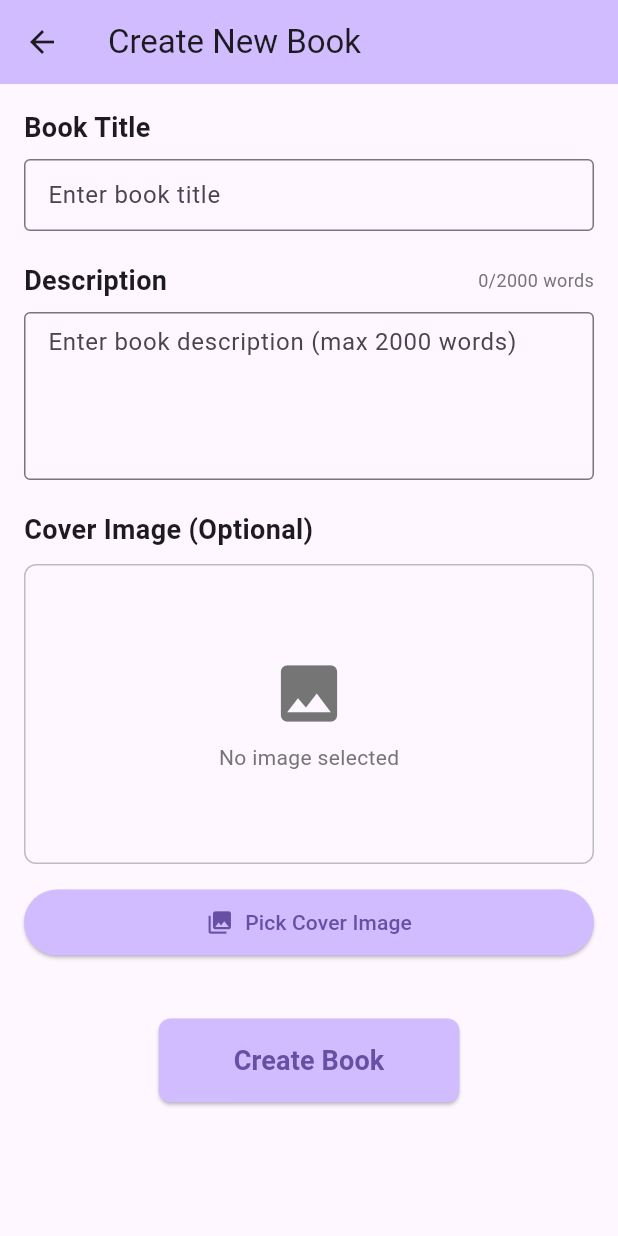
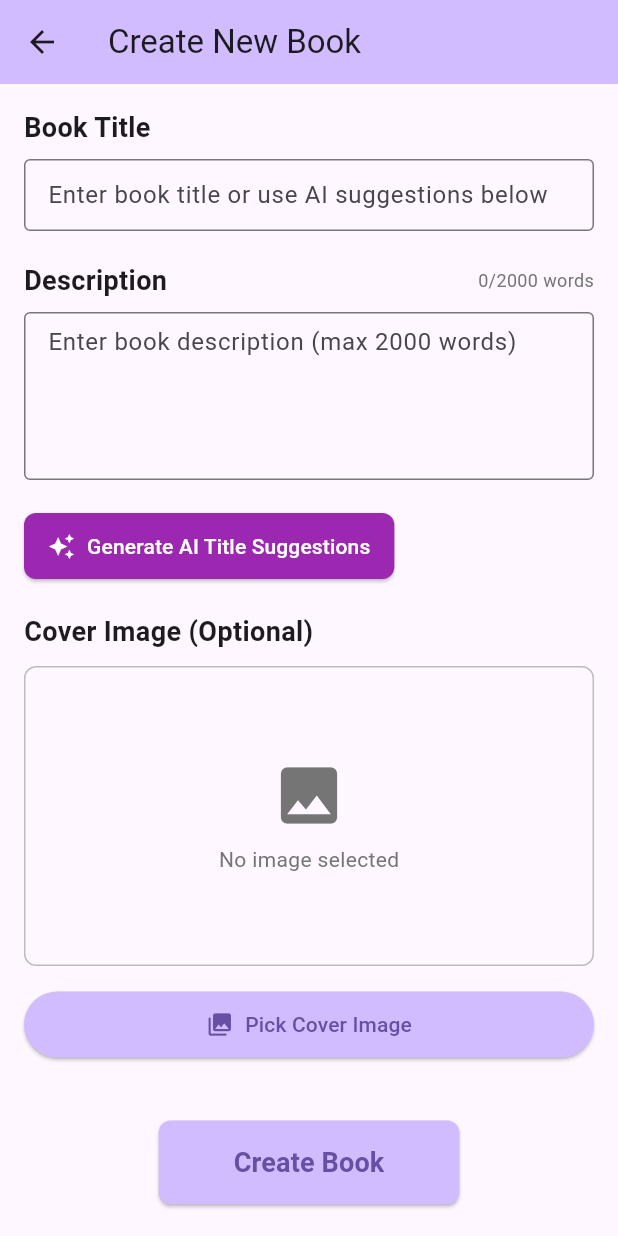
Before and after one commit to Romaisa-Munir/inkflow_mad_sem_project, a Flutter app: the CreateBookPage screen opened directly, on a phone screen of 412 x 824 dp. Run offline on Flutter 3.47's test engine with Material 3 defaults, Android fonts, the phone set to English and light mode, and no system bars; our stand-ins replace firebase_ai, firebase_auth, firebase_core, firebase_database, google_fonts, image_picker; missing offline and left inert: standard_searchbar; accounts and stored records are empty.

Commit message:
integrated AI

```diff
--- a/lib/main.dart
+++ b/lib/main.dart
@@ -1,5 +1,6 @@
 import 'package:firebase_core/firebase_core.dart';
 import 'package:firebase_auth/firebase_auth.dart';
+import 'package:firebase_ai/firebase_ai.dart'; // Add this line
 import 'package:flutter/material.dart';
 import 'package:inkflow_mad_sem_project/pages/authors/authors_page.dart';
 import 'package:inkflow_mad_sem_project/pages/books/book_detail.dart';
@@ -9,8 +10,6 @@ import 'package:inkflow_mad_sem_project/pages/library/library_page.dart';
 import 'firebase_options.dart';
 import 'pages/login_signup/login_screen.dart';
 import 'pages/login_signup/signup_screen.dart';
-import 'package:standard_searchbar/old/standard_searchbar.dart';
-import 'package:google_fonts/google_fonts.dart';
 
 void main() async {
   WidgetsFlutterBinding.ensureInitialized();
--- a/lib/pages/create_book_page.dart
+++ b/lib/pages/create_book_page.dart
@@ -6,6 +6,7 @@ import 'package:firebase_database/firebase_database.dart';
 import 'package:firebase_auth/firebase_auth.dart';
 import '../models/book_model.dart';
 import '../services/author_service.dart';
+import '../services/ai_service.dart';
 
 class CreateBookPage extends StatefulWidget {
   @override
@@ -14,12 +15,15 @@ class CreateBookPage extends StatefulWidget {
 
 class _CreateBookPageState extends State<CreateBookPage> {
   final _formKey = GlobalKey<FormState>();
-  final _descriptionController = TextEditingController(); // Added controller for description
+  final _descriptionController = TextEditingController();
+  final _titleController = TextEditingController();
   String _title = '';
   String _description = '';
   File? _coverImage;
   bool _isLoading = false;
-  int _descriptionWordCount = 0; // Track word count
+  int _descriptionWordCount = 0;
+  List<String> _suggestedTitles = [];
+  bool _isGeneratingTitles = false;
 
   final ImagePicker _picker = ImagePicker();
   final DatabaseReference _database = FirebaseDatabase.instance.ref();
@@ -35,6 +39,13 @@ class _CreateBookPageState extends State<CreateBookPage> {
         _description = _descriptionController.text;
       });
     });
+
+    // Add listener for title controller
+    _titleController.addListener(() {
+      setState(() {
+        _title = _titleController.text;
+      });
+    });
   }
 
   // Helper function to count words
@@ -46,7 +57,43 @@ class _CreateBookPageState extends State<CreateBookPage> {
   @override
   void dispose() {
     _descriptionController.dispose();
+    _titleController.dispose();
     super.dispose();
+  }
+
+  Future<void> _generateTitles() async {
+    if (_descriptionController.text.trim().isEmpty) {
+      ScaffoldMessenger.of(context).showSnackBar(
+        SnackBar(content: Text('Please enter a book description first')),
+      );
+      return;
+    }
+
+    setState(() {
+      _isGeneratingTitles = true;
+      _suggestedTitles = [];
+    });
+
+    try {
+      final titles = await AIService.generateBookTitles(_descriptionController.text);
+      setState(() {
+        _suggestedTitles = titles;
+      });
+
+      if (titles.isEmpty) {
+        ScaffoldMessenger.of(context).showSnackBar(
+          SnackBar(content: Text('Could not generate titles. Please try again.')),
+        );
+      }
+    } catch (e) {
+      ScaffoldMessenger.of(context).showSnackBar(
+        SnackBar(content: Text('Failed to generate titles: $e')),
+      );
+    } finally {
+      setState(() {
+        _isGeneratingTitles = false;
+      });
+    }
   }
 
   Future<void> _pickCoverImage() async {
@@ -58,18 +105,15 @@ class _CreateBookPageState extends State<CreateBookPage> {
     }
   }
 
-  // from romaisa: added this function
   Future<void> _updateUserAuthorStatus() async {
     try {
       final String userId = _auth.currentUser!.uid;
 
-      // Set the isAuthor flag and update lastActive
       await _database.child('users/$userId').update({
         'isAuthor': true,
         'lastActive': DateTime.now().millisecondsSinceEpoch,
       });
 
-      // Also update the role to writer in the profile section
       await _database.child('users/$userId/profile/role').set('writer');
 
       print('Updated user author status for user: $userId');
@@ -105,7 +149,6 @@ class _CreateBookPageState extends State<CreateBookPage> {
       final String userId = _auth.currentUser!.uid;
       final DatabaseEvent event = await _database.child('users/$userId/books').once();
 
-      // If books collection doesn't exist, create it with initial structure
       if (!event.snapshot.exists) {
         await _database.child('users/$userId/books').set({});
       }
@@ -123,38 +166,30 @@ class _CreateBookPageState extends State<CreateBookPage> {
       try {
         final String userId = _auth.currentUser!.uid;
 
-        // Ensure books collection exists under user
         await _createBooksCollectionIfNeeded();
 
-        // Generate unique book ID
         final String bookId = _database.child('users/$userId/books').push().key!;
 
-        // Convert cover image to base64 if selected
         String? coverBase64;
         if (_coverImage != null) {
           coverBase64 = await _convertImageToBase64();
         }
 
-        // Create book data structure
         final Map<String, dynamic> bookData = {
           'id': bookId,
           'title': _title,
           'description': _description,
-          'coverImage': coverBase64, // Store as base64 string
+          'coverImage': coverBase64,
           'createdAt': DateTime.now().millisecondsSinceEpoch,
           'authorId': userId,
-          'status': 'draft', // Can be 'draft', 'published', etc.
+          'status': 'draft',
         };
 
-        // Save book to database under users/{userId}/books/{bookId}
         await _database.child('users/$userId/books/$bookId').set(bookData);
 
-        // Update user role to writer
         await _updateUserRole();
-        // from Romaisa: added this one line and an import (author_service.dart)
         await AuthorService.onBookCreated(bookId);
 
-        // Create Book object for return (you'll need to create this model)
         final newBook = Book(
           id: bookId,
           title: _title,
@@ -163,14 +198,13 @@ class _CreateBookPageState extends State<CreateBookPage> {
           authorId: userId,
           createdAt: DateTime.now().millisecondsSinceEpoch,
         );
-        // from romaisa: added this one line
+
         await _updateUserAuthorStatus();
 
         setState(() {
           _isLoading = false;
         });
 
-        // Show success message
         ScaffoldMessenger.of(context).showSnackBar(
           SnackBar(
             content: Text('Book created successfully!'),
@@ -179,7 +213,6 @@ class _CreateBookPageState extends State<CreateBookPage> {
           ),
         );
 
-        // Navigate back with the new book
         Navigator.pop(context, newBook);
 
       } catch (e) {
@@ -187,7 +220,6 @@ class _CreateBookPageState extends State<CreateBookPage> {
           _isLoading = false;
         });
 
-        // Show error message
         ScaffoldMessenger.of(context).showSnackBar(
           SnackBar(
             content: Text('Error creating book: ${e.toString()}'),
@@ -237,12 +269,12 @@ class _CreateBookPageState extends State<CreateBookPage> {
               ),
               SizedBox(height: 8),
               TextFormField(
+                controller: _titleController,
                 decoration: InputDecoration(
-                  hintText: 'Enter book title',
+                  hintText: 'Enter book title or use AI suggestions below',
                   border: OutlineInputBorder(),
                   contentPadding: EdgeInsets.symmetric(horizontal: 12, vertical: 8),
                 ),
-                onChanged: (value) => _title = value,
                 validator: (value) {
                   if (value == null || value.trim().isEmpty) {
                     return 'Title is required';
@@ -274,7 +306,7 @@ class _CreateBookPageState extends State<CreateBookPage> {
               SizedBox(height: 8),
               Container(
                 constraints: BoxConstraints(
-                  maxHeight: 200, // Prevent overflow by limiting height
+                  maxHeight: 200,
                 ),
                 child: TextFormField(
                   controller: _descriptionController,
@@ -282,10 +314,10 @@ class _CreateBookPageState extends State<CreateBookPage> {
                     hintText: 'Enter book description (max 2000 words)',
                     border: OutlineInputBorder(),
                     contentPadding: EdgeInsets.symmetric(horizontal: 12, vertical: 8),
-                    counterText: '', // Hide default counter
+                    counterText: '',
                   ),
-                  maxLines: null, // Allow multiple lines
-                  minLines: 4, // Start with 4 lines
+                  maxLines: null,
+                  minLines: 4,
                   textAlignVertical: TextAlignVertical.top,
                   expands: false,
                   validator: (value) {
@@ -303,6 +335,119 @@ class _CreateBookPageState extends State<CreateBookPage> {
                   },
                 ),
               ),
+              SizedBox(height: 20),
+
+              // AI Title Generation Button
+              ElevatedButton.icon(
+                onPressed: _isGeneratingTitles ? null : _generateTitles,
+                icon: _isGeneratingTitles
+                    ? SizedBox(
+                  width: 20,
+                  height: 20,
+                  child: CircularProgressIndicator(strokeWidth: 2, color: Colors.white),
+                )
+                    : Icon(Icons.auto_awesome, color: Colors.white),
+                label: Text(
+                  _isGeneratingTitles ? 'Generating AI Titles...' : 'Generate AI Title Suggestions',
+                  style: TextStyle(color: Colors.white),
+                ),
+                style: ElevatedButton.styleFrom(
+                  backgroundColor: Colors.purple,
+                  padding: EdgeInsets.symmetric(vertical: 12, horizontal: 16),
+                  shape: RoundedRectangleBorder(borderRadius: BorderRadius.circular(8)),
+                ),
+              ),
+
+              // AI Suggestions Display
+              if (_suggestedTitles.isNotEmpty) ...[
+                SizedBox(height: 20),
+                Text(
+                  '✨ AI Suggested Titles',
+                  style: TextStyle(
+                    fontSize: 18,
+                    fontWeight: FontWeight.bold,
+                    color: Colors.purple,
+                  ),
+                ),
+                SizedBox(height: 12),
+                Container(
+                  decoration: BoxDecoration(
+                    color: Colors.purple.withOpacity(0.05),
+                    borderRadius: BorderRadius.circular(12),
+                    border: Border.all(color: Colors.purple.withOpacity(0.2)),
+                  ),
+                  padding: EdgeInsets.all(12),
+                  child: Column(
+                    children: _suggestedTitles.asMap().entries.map((entry) {
+                      final index = entry.key;
+                      final title = entry.value;
+                      return Container(
+                        margin: EdgeInsets.only(bottom: 8),
+                        child: Material(
+                          elevation: 1,
+                          borderRadius: BorderRadius.circular(8),
+                          child: ListTile(
+                            leading: CircleAvatar(
+                              backgroundColor: Colors.purple,
+                              radius: 16,
+                              child: Text(
+                                '${index + 1}',
+                                style: TextStyle(
+                                  color: Colors.white,
+                                  fontWeight: FontWeight.bold,
+                                  fontSize: 12,
+                                ),
+                              ),
+                            ),
+                            title: Text(
+                              title,
+                              style: TextStyle(
+                                fontWeight: FontWeight.w500,
+                                fontSize: 15,
+                              ),
+                            ),
+                            trailing: Icon(
+                              Icons.arrow_forward_ios,
+                              size: 16,
+                              color: Colors.purple,
+                            ),
+                            onTap: () {
+                              setState(() {
+                                _titleController.text = title;
+                                _title = title;
+                              });
+                              ScaffoldMessenger.of(context).showSnackBar(
+                                SnackBar(
+                                  content: Row(
+                                    children: [
+                                      Icon(Icons.check_circle, color: Colors.white),
+                                      SizedBox(width: 8),
+                                      Expanded(child: Text('Title selected: $title')),
+                                    ],
+                                  ),
+                                  backgroundColor: Colors.green,
+                                  duration: Duration(seconds: 2),
+                                ),
+                              );
+                            },
+                          ),
+                        ),
+                      );
+                    }).toList(),
+                  ),
+                ),
+                SizedBox(height: 8),
+                Text(
+                  'Tap any title above to use it for your book',
+                  style: TextStyle(
+                    fontSize: 12,
+                    color: Colors.grey[600],
+                    fontStyle: FontStyle.italic,
+                  ),
+                  textAlign: TextAlign.center,
+                ),
+              ],
+
               SizedBox(height: 20),
               Text(
                 'Cover Image (Optional)',
```
Also changed, not shown: lib/services/ai_service.dart (added, +53 -0 lines), pubspec.yaml (+8 -7 lines), pubspec.lock, 1 other file.
